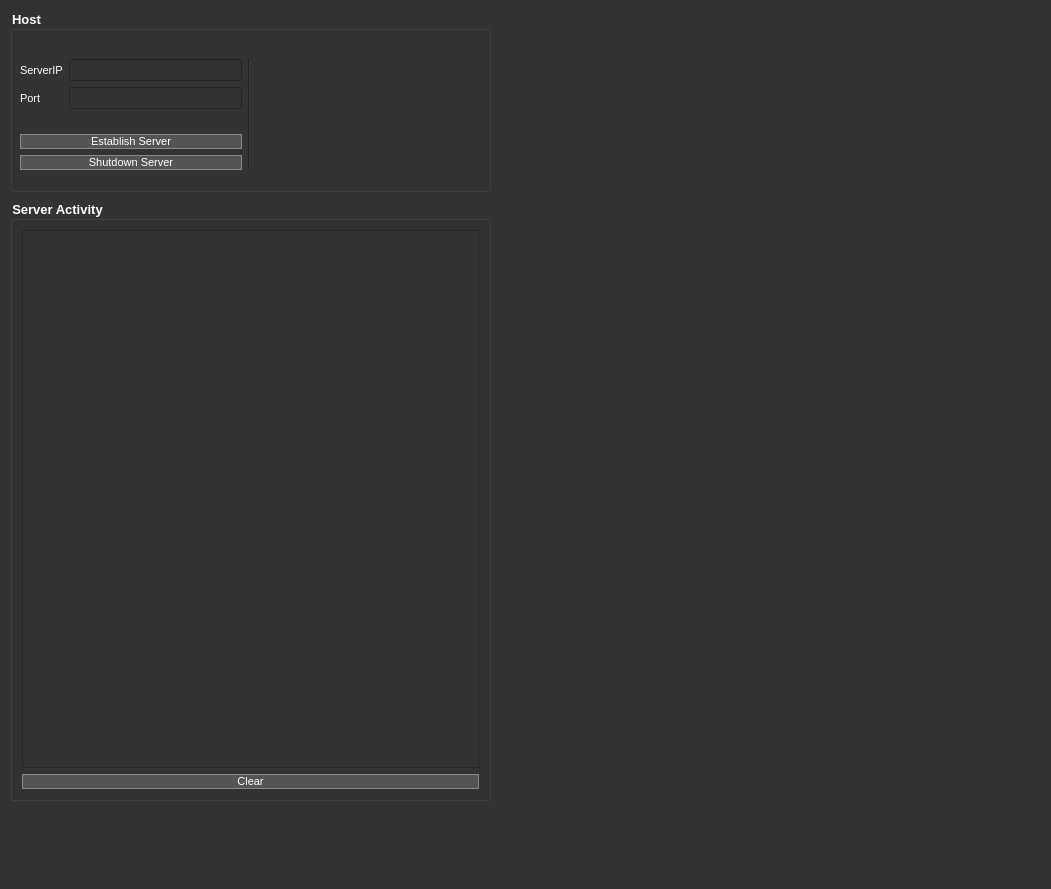
Before: the Qt Designer form pyChatServerGUI.ui in hdnate08/pyChatServer, drawn with Qt 5.
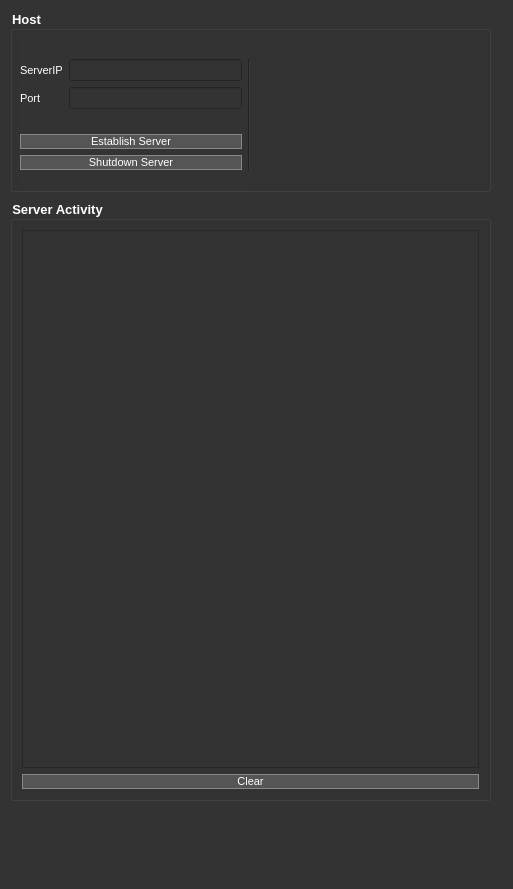
After: the same form once the commit is applied.

What changed in the file:
```diff
--- a/pyChatServerGUI.ui
+++ b/pyChatServerGUI.ui
@@ -6,7 +6,7 @@
    <rect>
     <x>0</x>
     <y>0</y>
-    <width>1051</width>
+    <width>513</width>
     <height>889</height>
    </rect>
   </property>
```
Left out of the diff: 2 changed lines with no effect on the pictures.
